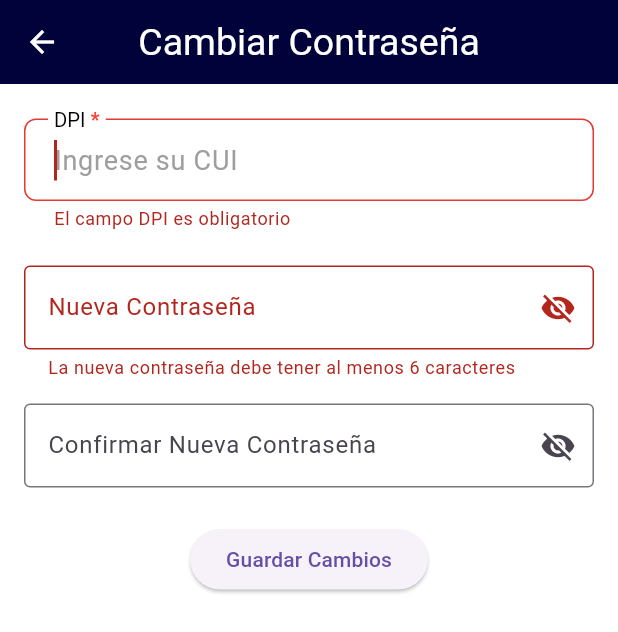
After one commit to herbert-ovalle/app-el-bienestar, a Flutter app: the ChangePasswordScreen screen opened directly, after a tap on "Guardar Cambios", on a phone screen of 412 x 824 dp. The commit adds this screen. Shown: the top 632 px of the screen. Run offline on Flutter 3.47's test engine with Material 3 defaults, Android fonts, the phone set to English and light mode, and no system bars; our stand-ins replace flutter_multi_formatter, flutter_secure_storage, flutter_svg, font_awesome_flutter, geolocator, google_maps_flutter and 5 more; missing offline and left inert: async_button_builder, dart_jsonwebtoken, xml2json; accounts and stored records are empty; network calls fail.

Commit message:
cambio de contraseña lista de solicitudes

```diff
--- a/lib/models/datos_asociado.model.dart
+++ b/lib/models/datos_asociado.model.dart
@@ -92,7 +92,7 @@ class InfoAsociado {
   factory InfoAsociado.fromJson(Map<String, dynamic> json) => InfoAsociado(
         nombres: json["nombres"],
         telefono: json["telefono"].toString(),
-        correoElectronico: json["correoElectronico"],
+        correoElectronico: json["correoElectronico"] ?? "",
         dpi: json["dpi"],
       );
 
--- a/lib/providers/guardar_usuario.dart
+++ b/lib/providers/guardar_usuario.dart
@@ -48,4 +48,10 @@ class UsuarioAsociadoN extends ChangeNotifier {
     Respuesta res = await peticion.query(url: "eliSolicitud", body: {'idSolicitud': solicitud.idSolicitud});
     return res;
   }
+
+  Future<Respuesta> cambioContrasena(LoginModel login) async {
+    Respuesta res = await peticion.query(
+        url: "actualizarContra", body: login.toJson());
+    return res;
+  }
 }
--- /dev/null
+++ b/lib/screen/cambiocontra.screen.dart
@@ -0,0 +1,134 @@
+import 'package:app_bienestar/component/formgeneral.component.dart';
+import 'package:app_bienestar/component/spiner-asincrono.component.dart';
+import 'package:app_bienestar/models/z_model.dart';
+import 'package:app_bienestar/providers/guardar_usuario.dart';
+import 'package:flutter/material.dart';
+import 'package:mask_text_input_formatter/mask_text_input_formatter.dart';
+
+class ChangePasswordScreen extends StatefulWidget {
+  const ChangePasswordScreen({super.key});
+
+  @override
+  State<ChangePasswordScreen> createState() => _ChangePasswordScreenState();
+}
+
+class _ChangePasswordScreenState extends State<ChangePasswordScreen> {
+  final _formKey = GlobalKey<FormState>();
+  final TextEditingController _cuiController = TextEditingController();
+  final FocusNode _cuiFocus = FocusNode();
+
+  final TextEditingController _newPasswordController = TextEditingController();
+  final TextEditingController _confirmPasswordController =
+      TextEditingController();
+  bool _obscureNewPassword = true;
+  bool _obscureConfirmPassword = true;
+
+  void _changePassword() async {
+    if (_formKey.currentState!.validate()) {
+      final datosCambioC = LoginModel.fromJson({
+        "usuario": _cuiController.text,
+        "contrasena": _confirmPasswordController.text
+      });
+      final res = await showLoadingDialog(context, UsuarioAsociadoN().cambioContrasena(datosCambioC));
+
+      // ignore: use_build_context_synchronously
+      ScaffoldMessenger.of(context).showSnackBar(
+        SnackBar(content: Text(res.mensaje)),
+      );
+    }
+  }
+
+  @override
+  Widget build(BuildContext context) {
+    return Scaffold(
+      appBar: AppBar(title: Text("Cambiar Contraseña")),
+      body: Padding(
+        padding: EdgeInsets.all(16.0),
+        child: Form(
+          key: _formKey,
+          autovalidateMode: AutovalidateMode.always,
+          child: Column(
+            crossAxisAlignment: CrossAxisAlignment.start,
+            children: [
+              InputForm(
+                  name: "cui",
+                  controller: _cuiController,
+                  focusNode: _cuiFocus,
+                  label: "DPI",
+                  hint: "Ingrese su CUI",
+                  keyboardType: TextInputType.number,
+                  campoObli: true,
+                  autoFocus: true,
+                  formatters: [
+                    MaskTextInputFormatter(
+                        mask: '#### ##### ####',
+                        type: MaskAutoCompletionType.lazy)
+                  ],
+                  validar: Validar(maxLength: 15, minLength: 15)),
+              SizedBox(height: 16),
+              _buildPasswordField(
+                controller: _newPasswordController,
+                label: "Nueva Contraseña",
+                obscureText: _obscureNewPassword,
+                toggleObscure: () {
+                  setState(() => _obscureNewPassword = !_obscureNewPassword);
+                },
+                validator: (value) {
+                  if (value == null || value.length < 6) {
+                    return "La nueva contraseña debe tener al menos 6 caracteres";
+                  }
+                  return null;
+                },
+              ),
+              SizedBox(height: 16),
+              _buildPasswordField(
+                controller: _confirmPasswordController,
+                label: "Confirmar Nueva Contraseña",
+                obscureText: _obscureConfirmPassword,
+                toggleObscure: () {
+                  setState(
+                      () => _obscureConfirmPassword = !_obscureConfirmPassword);
+                },
+                validator: (value) {
+                  if (value != _newPasswordController.text) {
+                    return "Las contraseñas no coinciden";
+                  }
+                  return null;
+                },
+              ),
+              SizedBox(height: 24),
+              Center(
+                child: ElevatedButton(
+                  onPressed: _changePassword,
+                  child: Text("Guardar Cambios"),
+                ),
+              ),
+            ],
+          ),
+        ),
+      ),
+    );
+  }
+
+  Widget _buildPasswordField({
+    required TextEditingController controller,
+    required String label,
+    required bool obscureText,
+    required VoidCallback toggleObscure,
+    required String? Function(String?) validator,
+  }) {
+    return TextFormField(
+      controller: controller,
+      obscureText: obscureText,
+      decoration: InputDecoration(
+        labelText: label,
+        border: OutlineInputBorder(),
+        suffixIcon: IconButton(
+          icon: Icon(obscureText ? Icons.visibility_off : Icons.visibility),
+          onPressed: toggleObscure,
+        ),
+      ),
+      validator: validator,
+    );
+  }
+}
--- a/lib/screen/home.screen.dart
+++ b/lib/screen/home.screen.dart
@@ -2,6 +2,7 @@ import 'package:app_bienestar/class/preferences.theme.dart';
 import 'package:app_bienestar/component/formulario.component.dart';
 import 'package:app_bienestar/component/menu_perfil.component.dart';
 import 'package:app_bienestar/component/radio.component.dart';
+import 'package:app_bienestar/component/spiner-asincrono.component.dart';
 import 'package:app_bienestar/screen/config.screen.dart';
 import 'package:app_bienestar/screen/homebien.screen.dart';
 import 'package:app_bienestar/screen/login.screen.dart';
@@ -123,6 +124,9 @@ class _HomeScreenState extends State<HomeScreen> {
             });
           },
           items: navBarItems),
+      floatingActionButton: FloatingActionButton.small(onPressed: () async {
+        await showLoadingDialog(context, PeticionesExternas().catalogoIncial(soloPeticion: true));
+      }, child: Icon(Icons.update),),
     );
   }
 
--- a/lib/screen/login.screen.dart
+++ b/lib/screen/login.screen.dart
@@ -1,6 +1,7 @@
 import 'package:app_bienestar/component/spiner-asincrono.component.dart';
 import 'package:app_bienestar/models/z_model.dart';
 import 'package:app_bienestar/providers/guardar_usuario.dart';
+import 'package:app_bienestar/screen/cambiocontra.screen.dart';
 import 'package:app_bienestar/services/validarotp.services.dart';
 import 'package:app_bienestar/services/z_service.dart';
 
@@ -67,7 +68,8 @@ class _BankLoginScreenState extends State<BankLoginScreen>
         // ignore: use_build_context_synchronously
         mostrarDialogoOTP(context,
             usuario: datoUser['usuario'],
-            mensaje: "Ingrese el código de acceso enviado anteriormente a su teléfono");
+            mensaje:
+                "Ingrese el código de acceso enviado anteriormente a su teléfono");
       } else {
         await SaveLocal().deleteAll();
         // ignore: use_build_context_synchronously
@@ -224,11 +226,12 @@ class _BankLoginScreenState extends State<BankLoginScreen>
                                 // "Olvidaste tu contraseña?"
                                 GestureDetector(
                                   onTap: () {
-                                    ScaffoldMessenger.of(context).showSnackBar(
-                                      const SnackBar(
-                                          content: Text(
-                                              "Función de recuperación no implementada")),
-                                    );
+                                     Navigator.push(
+                                      // ignore: use_build_context_synchronously
+                                      context,
+                                      MaterialPageRoute(
+                                          builder: (context) => ChangePasswordScreen()));
+
                                   },
                                   child: const Text(
                                     "¿Olvidaste tu contraseña?",
@@ -318,8 +321,7 @@ class _BankLoginScreenState extends State<BankLoginScreen>
           borderRadius: BorderRadius.circular(10),
           borderSide: BorderSide.none,
         ),
-      errorStyle: TextStyle(color: Colors.red[400], fontSize: 16)
-    );
+        errorStyle: TextStyle(color: Colors.red[400], fontSize: 16));
   }
 
   // Función de Login
@@ -358,8 +360,7 @@ class _BankLoginScreenState extends State<BankLoginScreen>
 
       if (res.respuesta == "success") {
         // ignore: use_build_context_synchronously
-        mostrarDialogoOTP(context,
-            usuario: datosLogin.usuario);
+        mostrarDialogoOTP(context, usuario: datosLogin.usuario);
         _userController.clear();
         _passwordController.clear();
       }
--- a/lib/screen/productosaso.screen.dart
+++ b/lib/screen/productosaso.screen.dart
@@ -203,6 +203,7 @@ class _InformacionAsociadoState extends State<InformacionAsociado> {
                                         ),
                                       ),
                                       SizedBox(height: 5),
+                                      if(resDatos.colocaciones.isNotEmpty)
                                       Text("Ahorros",
                                           style: TextStyle(
                                               fontWeight: FontWeight.bold,
@@ -223,7 +224,6 @@ class _InformacionAsociadoState extends State<InformacionAsociado> {
                                             style: TextStyle(
                                                 fontWeight: FontWeight.bold,
                                                 fontSize: 20)),
-                                      if (resDatos.colocaciones.isNotEmpty)
                                         ListView.builder(
                                           physics:
                                               NeverScrollableScrollPhysics(),
@@ -242,7 +242,6 @@ class _InformacionAsociadoState extends State<InformacionAsociado> {
                                             style: TextStyle(
                                                 fontWeight: FontWeight.bold,
                                                 fontSize: 20)),
-                                      if (resDatos.solicitudes.isNotEmpty)
                                         ListView.builder(
                                           physics:
                                               NeverScrollableScrollPhysics(),
@@ -493,7 +492,7 @@ class ProductosAsoS extends StatelessWidget {
             maxLines: 1,
             overflow: TextOverflow.ellipsis,
             style: TextStyle(
-              fontSize: 16,
+              fontSize: 18,
               fontWeight: FontWeight.bold,
               color: Colors.blue[900], // Azul corporativo
             ),
--- a/lib/services/qExterno.service.dart
+++ b/lib/services/qExterno.service.dart
@@ -163,10 +163,10 @@ class PeticionesExternas extends EnvitomentsQuery {
     }
   }
 
-  Future<Respuesta> catalogoIncial() async {
+  Future<Respuesta> catalogoIncial({bool soloPeticion = false}) async {
+    Respuesta res;
     String catInicial = await serviLocal.get("catalogoLocal");
-    Respuesta res;
-    if (catInicial.isNotEmpty) {
+    if (catInicial.isNotEmpty && !soloPeticion) {
       res = Respuesta(
           respuesta: "success", mensaje: "", datos: jsonDecode(catInicial));
     } else {
```
Also changed, not shown: 2 other files. Lines whose indentation alone changed are shown as unchanged.
